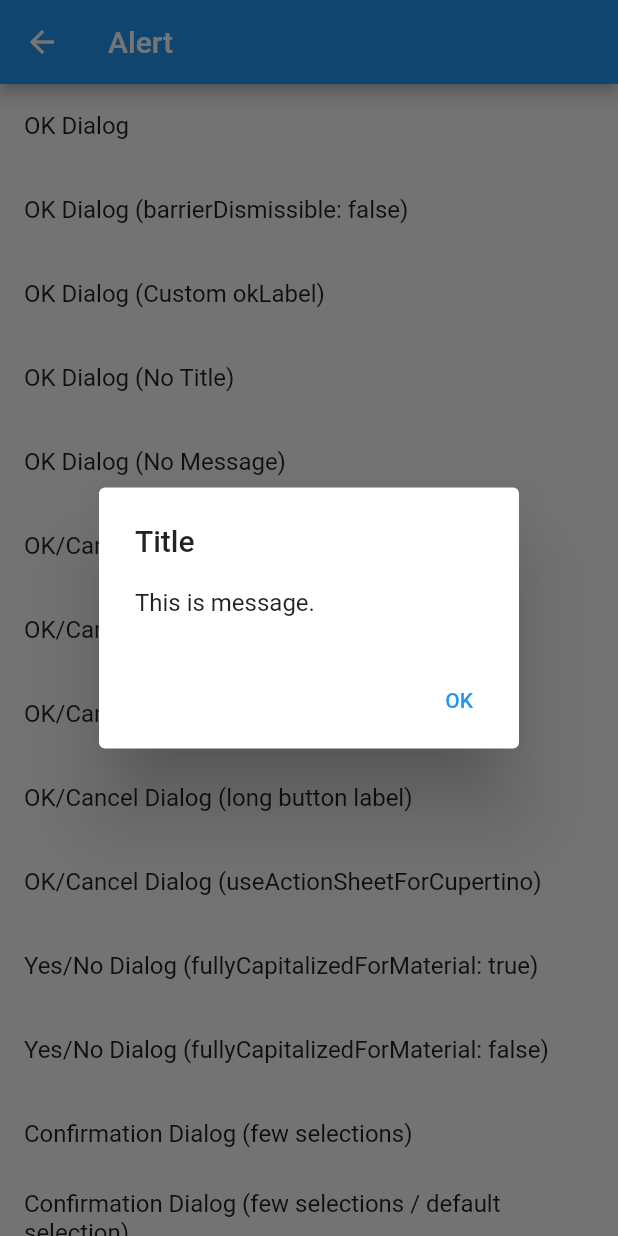
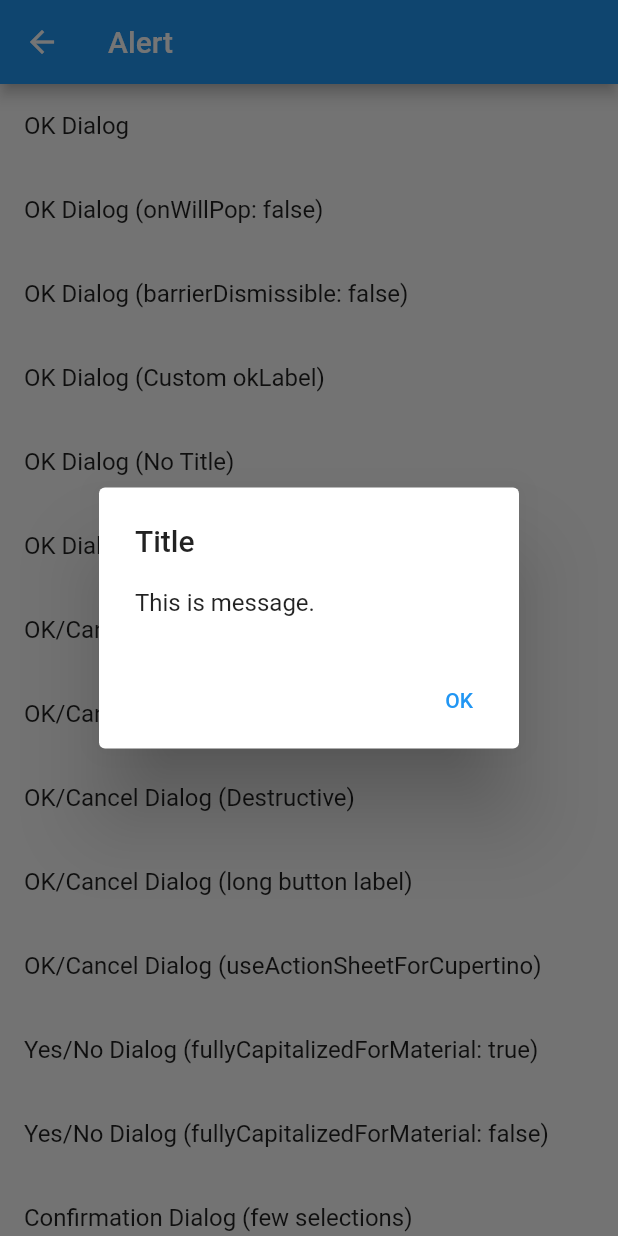
Before and after one commit to mono0926/adaptive_dialog, a Flutter app: the AlertPage screen opened by its route, after a tap on "OK Dialog", on a phone screen of 412 x 824 dp. Run offline on Flutter 3.47's test engine with Material 2 defaults, Android fonts, the phone set to English and light mode, and no system bars; our stand-ins replace recase; missing offline and left inert: mono_kit, simple_logger.

Commit message:
Add `onWillPop` parameter
- Fix #34

```diff
--- a/example/lib/pages/alert_page.dart
+++ b/example/lib/pages/alert_page.dart
@@ -23,6 +23,18 @@ class AlertPage extends StatelessWidget {
                 context: context,
                 title: 'Title',
                 message: 'This is message.',
+              );
+              logger.info(result);
+            },
+          ),
+          ListTile(
+            title: const Text('OK Dialog (onWillPop: false)'),
+            onTap: () async {
+              final result = await showOkAlertDialog(
+                context: context,
+                title: 'Title',
+                message: 'This is message.',
+                onWillPop: () => Future.value(false),
               );
               logger.info(result);
             },
--- a/lib/src/alert_dialog/show_alert_dialog.dart
+++ b/lib/src/alert_dialog/show_alert_dialog.dart
@@ -20,6 +20,7 @@ Future<T?> showAlertDialog<T>({
   bool useRootNavigator = true,
   VerticalDirection actionsOverflowDirection = VerticalDirection.up,
   bool fullyCapitalizedForMaterial = true,
+  WillPopCallback? onWillPop,
 }) {
   void pop(T? key) => Navigator.of(
         context,
@@ -37,6 +38,7 @@ Future<T?> showAlertDialog<T>({
       actions: actions.convertToSheetActions(),
       style: style,
       useRootNavigator: useRootNavigator,
+      onWillPop: onWillPop,
     );
   }
   final titleText = title == null ? null : Text(title);
@@ -45,7 +47,9 @@ Future<T?> showAlertDialog<T>({
       ? showCupertinoDialog(
           context: context,
           useRootNavigator: useRootNavigator,
-          builder: (context) => CupertinoAlertDialog(
+          builder: (context) => WillPopScope(
+            onWillPop: onWillPop,
+            child: CupertinoAlertDialog(
               title: titleText,
               content: messageText,
               actions: actions.convertToCupertinoDialogActions(
@@ -54,6 +58,7 @@ Future<T?> showAlertDialog<T>({
               // TODO(mono): Set actionsOverflowDirection if available
               // https://twitter.com/_mono/status/1261122914218160128
             ),
+          ),
         )
       : showModal(
           context: context,
@@ -61,7 +66,9 @@ Future<T?> showAlertDialog<T>({
           configuration: FadeScaleTransitionConfiguration(
             barrierDismissible: barrierDismissible,
           ),
-          builder: (context) => AlertDialog(
+          builder: (context) => WillPopScope(
+            onWillPop: onWillPop,
+            child: AlertDialog(
               title: titleText,
               content: messageText,
               actions: actions.convertToMaterialDialogActions(
@@ -71,6 +78,7 @@ Future<T?> showAlertDialog<T>({
               ),
               actionsOverflowDirection: actionsOverflowDirection,
             ),
+          ),
         );
 }
 
--- a/lib/src/alert_dialog/show_confirmation_dialog.dart
+++ b/lib/src/alert_dialog/show_confirmation_dialog.dart
@@ -28,6 +28,7 @@ Future<T?> showConfirmationDialog<T>({
   bool useRootNavigator = true,
   bool shrinkWrap = true,
   bool fullyCapitalizedForMaterial = true,
+  WillPopCallback? onWillPop,
 }) {
   void pop(T? key) => Navigator.of(
         context,
@@ -43,6 +44,7 @@ Future<T?> showConfirmationDialog<T>({
           actions: actions.convertToSheetActions(),
           style: style,
           useRootNavigator: useRootNavigator,
+          onWillPop: onWillPop,
         )
       : showModal(
           context: context,
@@ -61,6 +63,7 @@ Future<T?> showConfirmationDialog<T>({
             contentMaxHeight: contentMaxHeight,
             shrinkWrap: shrinkWrap,
             fullyCapitalized: fullyCapitalizedForMaterial,
+            onWillPop: onWillPop,
           ),
         );
 }
@@ -78,6 +81,7 @@ class _ConfirmationMaterialDialog<T> extends StatefulWidget {
     @required this.contentMaxHeight,
     required this.shrinkWrap,
     required this.fullyCapitalized,
+    required this.onWillPop,
   }) : super(key: key);
 
   final String title;
@@ -90,6 +94,7 @@ class _ConfirmationMaterialDialog<T> extends StatefulWidget {
   final double? contentMaxHeight;
   final bool shrinkWrap;
   final bool fullyCapitalized;
+  final WillPopCallback? onWillPop;
 
   @override
   _ConfirmationMaterialDialogState<T> createState() =>
@@ -114,7 +119,9 @@ class _ConfirmationMaterialDialogState<T>
     final cancelLabel = widget.cancelLabel;
     final okLabel = widget.okLabel;
     final message = widget.message;
-    return Dialog(
+    return WillPopScope(
+      onWillPop: widget.onWillPop,
+      child: Dialog(
         child: Column(
           mainAxisSize: MainAxisSize.min,
           crossAxisAlignment: CrossAxisAlignment.stretch,
@@ -195,6 +202,7 @@ class _ConfirmationMaterialDialogState<T>
             )
           ],
         ),
+      ),
     );
   }
 }
--- a/lib/src/alert_dialog/show_ok_alert_dialog.dart
+++ b/lib/src/alert_dialog/show_ok_alert_dialog.dart
@@ -18,6 +18,7 @@ Future<OkCancelResult> showOkAlertDialog({
   bool useRootNavigator = true,
   VerticalDirection actionsOverflowDirection = VerticalDirection.up,
   bool fullyCapitalizedForMaterial = true,
+  WillPopCallback? onWillPop,
 }) async {
   final result = await showAlertDialog<OkCancelResult>(
     context: context,
@@ -29,6 +30,7 @@ Future<OkCancelResult> showOkAlertDialog({
     useRootNavigator: useRootNavigator,
     actionsOverflowDirection: actionsOverflowDirection,
     fullyCapitalizedForMaterial: fullyCapitalizedForMaterial,
+    onWillPop: onWillPop,
     actions: [
       AlertDialogAction(
         label: okLabel ?? MaterialLocalizations.of(context).okButtonLabel,
--- a/lib/src/alert_dialog/show_ok_cancel_alert_dialog.dart
+++ b/lib/src/alert_dialog/show_ok_cancel_alert_dialog.dart
@@ -25,6 +25,7 @@ Future<OkCancelResult> showOkCancelAlertDialog({
   bool useRootNavigator = true,
   VerticalDirection actionsOverflowDirection = VerticalDirection.up,
   bool fullyCapitalizedForMaterial = true,
+  WillPopCallback? onWillPop,
 }) async {
   final isCupertinoStyle = Theme.of(context).isCupertinoStyle;
   String defaultCancelLabel() {
@@ -42,6 +43,7 @@ Future<OkCancelResult> showOkCancelAlertDialog({
     useRootNavigator: useRootNavigator,
     actionsOverflowDirection: actionsOverflowDirection,
     fullyCapitalizedForMaterial: fullyCapitalizedForMaterial,
+    onWillPop: onWillPop,
     actions: [
       AlertDialogAction(
         label: cancelLabel ?? defaultCancelLabel(),
--- a/lib/src/modal_action_sheet/cupertino_modal_action_sheet.dart
+++ b/lib/src/modal_action_sheet/cupertino_modal_action_sheet.dart
@@ -14,6 +14,7 @@ class CupertinoModalActionSheet<T> extends StatelessWidget {
     this.title,
     this.message,
     this.cancelLabel,
+    this.onWillPop,
   }) : super(key: key);
 
   final ActionCallback<T> onPressed;
@@ -21,13 +22,16 @@ class CupertinoModalActionSheet<T> extends StatelessWidget {
   final String? title;
   final String? message;
   final String? cancelLabel;
+  final WillPopCallback? onWillPop;
 
   @override
   Widget build(BuildContext context) {
     final mediaQuery = MediaQuery.of(context);
     final title = this.title;
     final message = this.message;
-    return MediaQuery(
+    return WillPopScope(
+      onWillPop: onWillPop,
+      child: MediaQuery(
         data: mediaQuery.copyWith(
           // `CupertinoAlertDialog` overrides textScaleFactor
           // to keep larger than 1, but `CupertinoActionSheet` doesn't.
@@ -56,6 +60,7 @@ class CupertinoModalActionSheet<T> extends StatelessWidget {
                   ))
               .toList(),
         ),
+      ),
     );
   }
 }
--- a/lib/src/modal_action_sheet/material_modal_action_sheet.dart
+++ b/lib/src/modal_action_sheet/material_modal_action_sheet.dart
@@ -12,6 +12,7 @@ class MaterialModalActionSheet<T> extends StatelessWidget {
     this.message,
     this.cancelLabel,
     this.materialConfiguration,
+    this.onWillPop,
   }) : super(key: key);
 
   final ActionCallback<T> onPressed;
@@ -20,6 +21,7 @@ class MaterialModalActionSheet<T> extends StatelessWidget {
   final String? message;
   final String? cancelLabel;
   final MaterialModalActionSheetConfiguration? materialConfiguration;
+  final WillPopCallback? onWillPop;
 
   @override
   Widget build(BuildContext context) {
@@ -61,15 +63,14 @@ class MaterialModalActionSheet<T> extends StatelessWidget {
         );
       }),
     ];
-    if (materialConfiguration == null) {
-      return SafeArea(
+    final body = materialConfiguration == null
+        ? SafeArea(
             child: Column(
               mainAxisSize: MainAxisSize.min,
               children: children,
             ),
-      );
-    }
-    return DraggableScrollableSheet(
+          )
+        : DraggableScrollableSheet(
             expand: false,
             initialChildSize: materialConfiguration.initialChildSize,
             minChildSize: materialConfiguration.minChildSize,
@@ -79,5 +80,9 @@ class MaterialModalActionSheet<T> extends StatelessWidget {
               children: children,
             ),
           );
+    return WillPopScope(
+      onWillPop: onWillPop,
+      child: body,
+    );
   }
 }
--- a/lib/src/modal_action_sheet/modal_action_sheet.dart
+++ b/lib/src/modal_action_sheet/modal_action_sheet.dart
@@ -21,6 +21,7 @@ Future<T?> showModalActionSheet<T>({
   bool isDismissible = true,
   bool useRootNavigator = true,
   MaterialModalActionSheetConfiguration? materialConfiguration,
+  WillPopCallback? onWillPop,
 }) {
   void pop(T? key) => Navigator.of(
         context,
@@ -37,6 +38,7 @@ Future<T?> showModalActionSheet<T>({
             message: message,
             actions: actions,
             cancelLabel: cancelLabel,
+            onWillPop: onWillPop,
           ),
         )
       : showModalBottomSheet(
@@ -51,6 +53,7 @@ Future<T?> showModalActionSheet<T>({
             actions: actions,
             cancelLabel: cancelLabel,
             materialConfiguration: materialConfiguration,
+            onWillPop: onWillPop,
           ),
         );
 }
--- a/lib/src/text_input_dialog/cupertino_text_input_dialog.dart
+++ b/lib/src/text_input_dialog/cupertino_text_input_dialog.dart
@@ -13,6 +13,7 @@ class CupertinoTextInputDialog extends StatefulWidget {
     this.isDestructiveAction = false,
     this.style = AdaptiveStyle.adaptive,
     this.useRootNavigator = true,
+    this.onWillPop,
   });
   @override
   _CupertinoTextInputDialogState createState() =>
@@ -26,6 +27,7 @@ class CupertinoTextInputDialog extends StatefulWidget {
   final bool isDestructiveAction;
   final AdaptiveStyle style;
   final bool useRootNavigator;
+  final WillPopCallback? onWillPop;
 }
 
 class _CupertinoTextInputDialogState extends State<CupertinoTextInputDialog> {
@@ -109,7 +111,9 @@ class _CupertinoTextInputDialogState extends State<CupertinoTextInputDialog> {
     }
 
     final validationMessage = _validationMessage;
-    return CupertinoAlertDialog(
+    return WillPopScope(
+      onWillPop: widget.onWillPop,
+      child: CupertinoAlertDialog(
         title: titleText,
         content: Column(
           mainAxisSize: MainAxisSize.min,
@@ -176,6 +180,7 @@ class _CupertinoTextInputDialogState extends State<CupertinoTextInputDialog> {
             },
           ),
         ],
+      ),
     );
   }
 
--- a/lib/src/text_input_dialog/material_text_input_dialog.dart
+++ b/lib/src/text_input_dialog/material_text_input_dialog.dart
@@ -14,6 +14,7 @@ class MaterialTextInputDialog extends StatefulWidget {
     this.actionsOverflowDirection = VerticalDirection.up,
     this.useRootNavigator = true,
     this.fullyCapitalized = true,
+    this.onWillPop,
   });
   @override
   _MaterialTextInputDialogState createState() =>
@@ -29,6 +30,7 @@ class MaterialTextInputDialog extends StatefulWidget {
   final VerticalDirection actionsOverflowDirection;
   final bool useRootNavigator;
   final bool fullyCapitalized;
+  final WillPopCallback? onWillPop;
 }
 
 class _MaterialTextInputDialogState extends State<MaterialTextInputDialog> {
@@ -75,7 +77,9 @@ class _MaterialTextInputDialogState extends State<MaterialTextInputDialog> {
         color: widget.isDestructiveAction ? colorScheme.error : null,
       ),
     );
-    return Form(
+    return WillPopScope(
+      onWillPop: widget.onWillPop,
+      child: Form(
         key: _formKey,
         child: AlertDialog(
           title: titleText,
@@ -139,6 +143,7 @@ class _MaterialTextInputDialogState extends State<MaterialTextInputDialog> {
           ],
           actionsOverflowDirection: widget.actionsOverflowDirection,
         ),
+      ),
     );
   }
 }
--- a/lib/src/text_input_dialog/text_answer_dialog.dart
+++ b/lib/src/text_input_dialog/text_answer_dialog.dart
@@ -19,6 +19,7 @@ Future<bool> showTextAnswerDialog({
   bool useRootNavigator = true,
   VerticalDirection actionsOverflowDirection = VerticalDirection.up,
   bool fullyCapitalizedForMaterial = true,
+  WillPopCallback? onWillPop,
 }) async {
   final texts = await showTextInputDialog(
     context: context,
@@ -33,6 +34,7 @@ Future<bool> showTextAnswerDialog({
     style: style,
     actionsOverflowDirection: actionsOverflowDirection,
     fullyCapitalizedForMaterial: fullyCapitalizedForMaterial,
+    onWillPop: onWillPop,
   );
   final text = texts == null ? null : texts[0];
   if (text == null) {
@@ -52,6 +54,7 @@ Future<bool> showTextAnswerDialog({
     barrierDismissible: barrierDismissible,
     useRootNavigator: useRootNavigator,
     fullyCapitalizedForMaterial: fullyCapitalizedForMaterial,
+    onWillPop: onWillPop,
   );
   return result == OkCancelResult.ok
       ? showTextAnswerDialog(
@@ -72,6 +75,7 @@ Future<bool> showTextAnswerDialog({
           useRootNavigator: useRootNavigator,
           actionsOverflowDirection: actionsOverflowDirection,
           fullyCapitalizedForMaterial: fullyCapitalizedForMaterial,
+          onWillPop: onWillPop,
         )
       : Future.value(false);
 }
--- a/lib/src/text_input_dialog/text_input_dialog.dart
+++ b/lib/src/text_input_dialog/text_input_dialog.dart
@@ -19,6 +19,7 @@ Future<List<String>?> showTextInputDialog({
   bool useRootNavigator = true,
   VerticalDirection actionsOverflowDirection = VerticalDirection.up,
   bool fullyCapitalizedForMaterial = true,
+  WillPopCallback? onWillPop,
 }) {
   final theme = Theme.of(context);
   return style.isCupertinoStyle(theme)
@@ -34,6 +35,7 @@ Future<List<String>?> showTextInputDialog({
             isDestructiveAction: isDestructiveAction,
             style: style,
             useRootNavigator: useRootNavigator,
+            onWillPop: onWillPop,
           ),
         )
       : showModal(
@@ -53,6 +55,7 @@ Future<List<String>?> showTextInputDialog({
             actionsOverflowDirection: actionsOverflowDirection,
             useRootNavigator: useRootNavigator,
             fullyCapitalized: fullyCapitalizedForMaterial,
+            onWillPop: onWillPop,
           ),
         );
 }
--- a/pubspec.yaml
+++ b/pubspec.yaml
@@ -1,6 +1,6 @@
 name: adaptive_dialog
 description: Show alert dialog or modal action sheet adaptively according to platform.
-version: 0.10.0+5
+version: 1.0.0
 homepage: https://github.com/mono0926/adaptive_dialog
 environment:
   sdk: '>=2.12.0 <3.0.0'
```
Also changed, not shown: 1 other file. Lines whose indentation alone changed are shown as unchanged.
